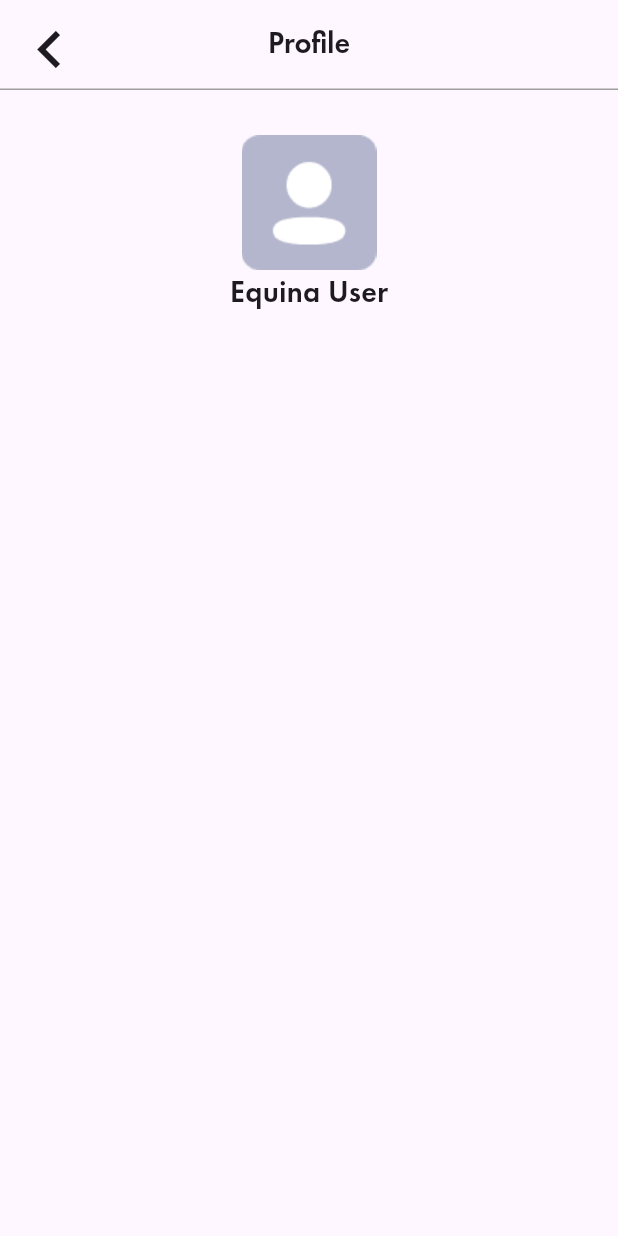
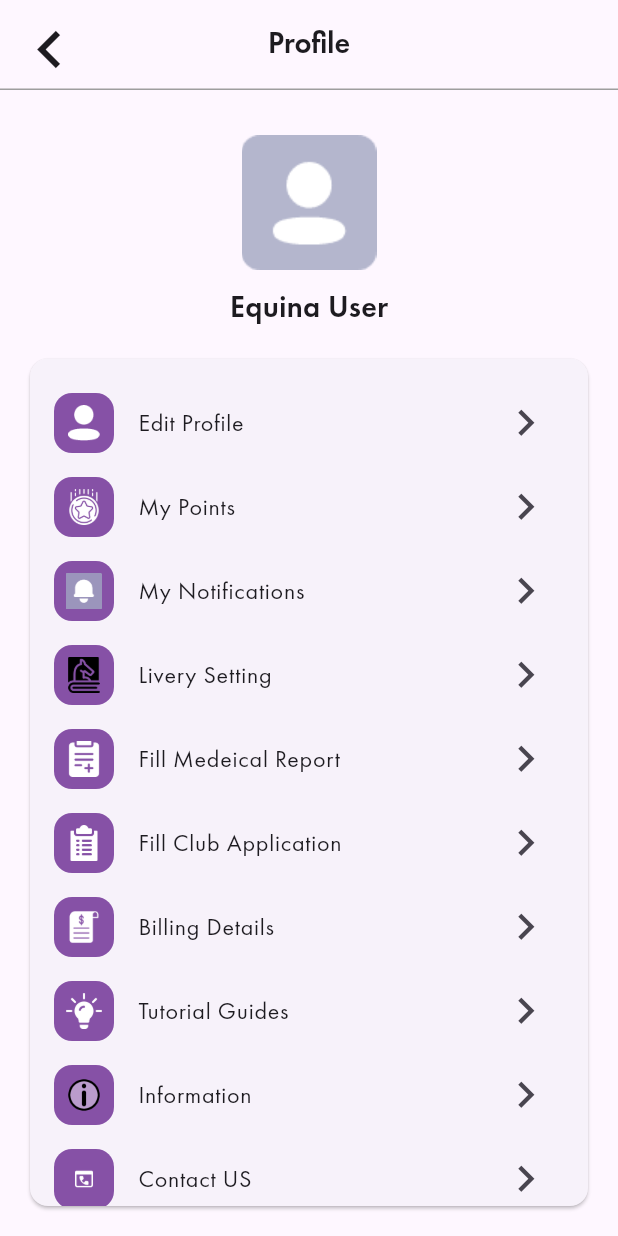
Before and after one commit to AhmedFared888/equina, a Flutter app: the screen it shows after launch, on a phone screen of 412 x 824 dp. Run offline on Flutter 3.47's test engine with Material 3 defaults, Android fonts, the phone set to English and light mode, and no system bars.

Commit message:
profile screen ui done

```diff
--- /dev/null
+++ b/lib/Features/profile/presentation/views/widgets/profile_list_view.dart
@@ -0,0 +1,72 @@
+import 'package:equina/Features/profile/presentation/views/widgets/profile_list_view_item.dart';
+import 'package:equina/core/utils/assets.dart';
+import 'package:flutter/material.dart';
+
+class ProfileListView extends StatelessWidget {
+  const ProfileListView({super.key});
+
+  @override
+  Widget build(BuildContext context) {
+    return ListView(
+      children: [
+        SizedBox(
+          height: 15,
+        ),
+        ProfileListViewItem(
+          title: 'Edit Profile',
+          image: AssetsData.editProfile,
+          onTap: () {},
+        ),
+        ProfileListViewItem(
+            title: 'My Points', image: AssetsData.myPoint, onTap: () {}),
+        ProfileListViewItem(
+            title: 'My Notifications',
+            image: AssetsData.myNotification,
+            onTap: () {}),
+        ProfileListViewItem(
+          title: 'Livery Setting',
+          image: AssetsData.liverySetting,
+          onTap: () {},
+        ),
+        ProfileListViewItem(
+          title: 'Fill Medeical Report',
+          image: AssetsData.fillMedicalReport,
+          onTap: () {},
+        ),
+        ProfileListViewItem(
+          title: 'Fill Club Application',
+          image: AssetsData.fillClubApplication,
+          onTap: () {},
+        ),
+        ProfileListViewItem(
+          title: 'Billing Details',
+          image: AssetsData.billingDetails,
+          onTap: () {},
+        ),
+        ProfileListViewItem(
+          title: 'Tutorial Guides',
+          image: AssetsData.tutorialGuides,
+          onTap: () {},
+        ),
+        ProfileListViewItem(
+          title: 'Information',
+          image: AssetsData.information,
+          onTap: () {},
+        ),
+        ProfileListViewItem(
+          title: 'Contact US',
+          image: AssetsData.contactUs,
+          onTap: () {},
+        ),
+        SizedBox(
+          height: 25,
+        ),
+        ProfileListViewItem(
+          title: 'Log Out',
+          image: AssetsData.logOut,
+          onTap: () {},
+        ),
+      ],
+    );
+  }
+}
--- /dev/null
+++ b/lib/Features/profile/presentation/views/widgets/profile_list_view_item.dart
@@ -0,0 +1,47 @@
+import 'package:equina/constans.dart';
+import 'package:equina/core/utils/styles.dart';
+import 'package:flutter/material.dart';
+
+class ProfileListViewItem extends StatelessWidget {
+  const ProfileListViewItem({
+    super.key,
+    required this.title,
+    required this.image,
+    this.color,
+    required this.onTap,
+  });
+
+  final String title;
+  final String image;
+  final Color? color;
+  final VoidCallback onTap;
+  @override
+  Widget build(BuildContext context) {
+    return ListTile(
+      leading: Container(
+        width: 40,
+        height: 40,
+        decoration: BoxDecoration(
+          borderRadius: BorderRadius.circular(12.0),
+          color: KIconColor,
+        ),
+        child: Padding(
+          padding: const EdgeInsets.all(8.0),
+          child: Image.asset(
+            image,
+            color: color,
+          ),
+        ),
+      ),
+      title: Text(
+        title,
+        style: Styles.textStyleRegular,
+      ),
+      trailing: Icon(
+        Icons.chevron_right,
+        size: 35,
+      ),
+      onTap: onTap,
+    );
+  }
+}
--- a/lib/Features/profile/presentation/views/widgets/profile_view_body.dart
+++ b/lib/Features/profile/presentation/views/widgets/profile_view_body.dart
@@ -1,5 +1,8 @@
+import 'package:equina/core/utils/assets.dart';
 import 'package:equina/core/utils/styles.dart';
 import 'package:flutter/material.dart';
+
+import 'profile_list_view.dart';
 
 class ProfileViewBody extends StatelessWidget {
   const ProfileViewBody({super.key});
@@ -33,13 +36,29 @@ class ProfileViewBody extends StatelessWidget {
       body: Padding(
         padding: const EdgeInsets.only(top: 30),
         child: Center(
-          child: Column(children: [
-            Image.asset('assets/images/profile.png'),
-            Text(
-              'Equina User',
-              style: Styles.textStyleDemi,
-            )
-          ]),
+          child: Column(
+            children: [
+              Image.asset(AssetsData.profile),
+              SizedBox(
+                height: 10,
+              ),
+              Text(
+                'Equina User',
+                style: Styles.textStyleDemi,
+              ),
+              Expanded(
+                child: Padding(
+                  padding: const EdgeInsets.all(16.0),
+                  child: Card(
+                    shape: RoundedRectangleBorder(
+                      borderRadius: BorderRadius.circular(12.0),
+                    ),
+                    child: ProfileListView(),
+                  ),
+                ),
+              ),
+            ],
+          ),
         ),
       ),
     );
--- a/lib/constans.dart
+++ b/lib/constans.dart
@@ -1 +1,4 @@
+import 'package:flutter/material.dart';
+
 const kFutura = 'Futura';
+const KIconColor = Color(0xFF8651A6);
--- /dev/null
+++ b/lib/core/utils/assets.dart
@@ -0,0 +1,15 @@
+class AssetsData {
+  static const profile = 'assets/images/profile.png';
+  static const editProfile = 'assets/images/edit_profile.png';
+  static const myPoint = 'assets/images/points.png';
+  static const myNotification = 'assets/images/notification.png';
+  static const manageFamily = 'assets/images/family.png';
+  static const liverySetting = 'assets/images/book.png';
+  static const fillMedicalReport = 'assets/images/medical_report.png';
+  static const fillClubApplication = 'assets/images/clipboard.png';
+  static const billingDetails = 'assets/images/bill.png';
+  static const tutorialGuides = 'assets/images/idea.png';
+  static const information = 'assets/images/info.png';
+  static const contactUs = 'assets/images/contact-us.png';
+  static const logOut = 'assets/images/logout.png';
+}
```
Also changed, not shown: assets/images/info.png (added).
